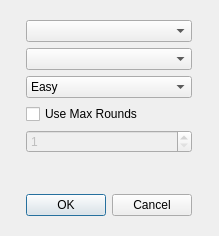
Qt form ui/clippackagedialog.ui (tdauth/gustavsfairyland) before a commit.
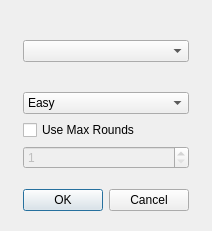
The same form after that commit.

Commit message:
Allow using multiple clip packages, improved clip editor
- Allowing multiple clip packages helps to use the custom clip package.
- Store clips by unique IDs with packages to make this work.
- Allow showing the image, video and playing the sound in clip editor.
- Fixed updating descriptions and sounds in clip editor.
- Fixed calculating maximum rounds by multiple packages and disable new
game dialog if they are 0.
- Fixed some layout stuff.

Patch:
```diff
--- a/ui/clippackagedialog.ui
+++ b/ui/clippackagedialog.ui
@@ -6,8 +6,8 @@
    <rect>
     <x>0</x>
     <y>0</y>
-    <width>219</width>
-    <height>236</height>
+    <width>212</width>
+    <height>231</height>
    </rect>
   </property>
   <property name="windowTitle">
@@ -17,11 +17,33 @@
    <item row="0" column="0" alignment="Qt::AlignHCenter|Qt::AlignVCenter">
     <widget class="QWidget" name="widget" native="true">
      <layout class="QVBoxLayout" name="verticalLayout">
+      <item>
+       <widget class="QLabel" name="errorLabel">
+        <property name="text">
+         <string/>
+        </property>
+        <property name="wordWrap">
+         <bool>true</bool>
+        </property>
+       </widget>
+      </item>
       <item>
        <widget class="QComboBox" name="gameModesComboBox"/>
       </item>
       <item>
-       <widget class="QComboBox" name="packagesComboBox"/>
+       <widget class="QWidget" name="clipPackagesWidget" native="true">
+        <property name="sizePolicy">
+         <sizepolicy hsizetype="Expanding" vsizetype="Expanding">
+          <horstretch>0</horstretch>
+          <verstretch>0</verstretch>
+         </sizepolicy>
+        </property>
+        <layout class="QVBoxLayout" name="verticalLayout_3">
+         <item>
+          <layout class="QVBoxLayout" name="verticalLayout_2"/>
+         </item>
+        </layout>
+       </widget>
       </item>
       <item>
        <widget class="QComboBox" name="difficultyComboBox">
@@ -77,7 +99,7 @@
         </property>
        </spacer>
       </item>
-      <item alignment="Qt::AlignHCenter|Qt::AlignVCenter">
+      <item alignment="Qt::AlignHCenter|Qt::AlignBottom">
        <widget class="QDialogButtonBox" name="buttonBox">
         <property name="standardButtons">
          <set>QDialogButtonBox::Cancel|QDialogButtonBox::Ok</set>
```
Left out of the diff: 3 changed lines with no effect on the pictures. The commit also changes 30 other files.
